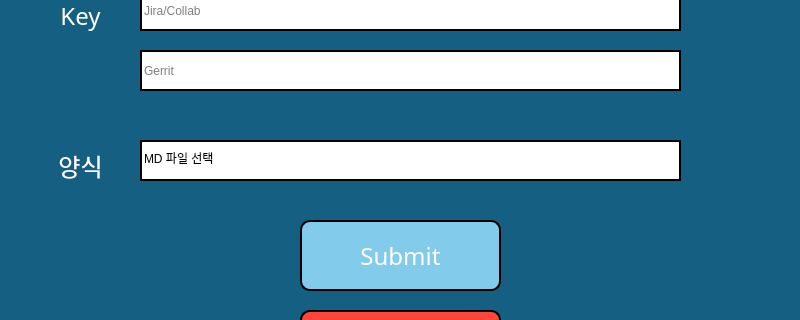
Qt form worklog.ui (nakkasoft/das-worklog) before a commit; both pictures show x 0 to 800 and y 150 to 470 of the 800 by 600 pixel window.
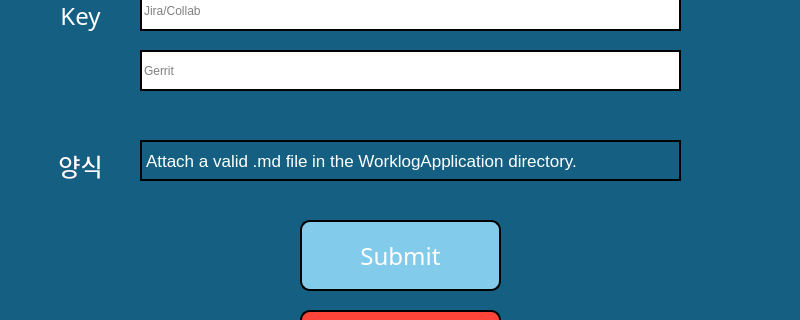
The same form after that commit.

The edit to the form file:
```diff
--- a/worklog.ui
+++ b/worklog.ui
@@ -156,7 +156,7 @@
      <set>Qt::AlignCenter</set>
     </property>
    </widget>
-   <widget class="QLineEdit" name="lineEdit_3">
+   <widget class="QLabel" name="instructionLabel">
     <property name="geometry">
      <rect>
       <x>140</x>
@@ -165,11 +165,23 @@
       <height>41</height>
      </rect>
     </property>
+    <property name="font">
+     <font>
+      <pointsize>13</pointsize>
+      <kerning>true</kerning>
+     </font>
+    </property>
     <property name="styleSheet">
-     <string notr="true">border: 2px solid black; background-color: rgb(255, 255, 255);</string>
+     <string notr="true">color: white; border: 2px solid black; background-color: rgb(21, 96, 130);</string>
+    </property>
+    <property name="frameShadow">
+     <enum>QFrame::Plain</enum>
+    </property>
+    <property name="lineWidth">
+     <number>0</number>
     </property>
     <property name="text">
-     <string>MD 파일 선택</string>
+     <string>Attach a valid .md file in the WorklogApplication directory.</string>
     </property>
    </widget>
    <widget class="QLabel" name="label">
```
